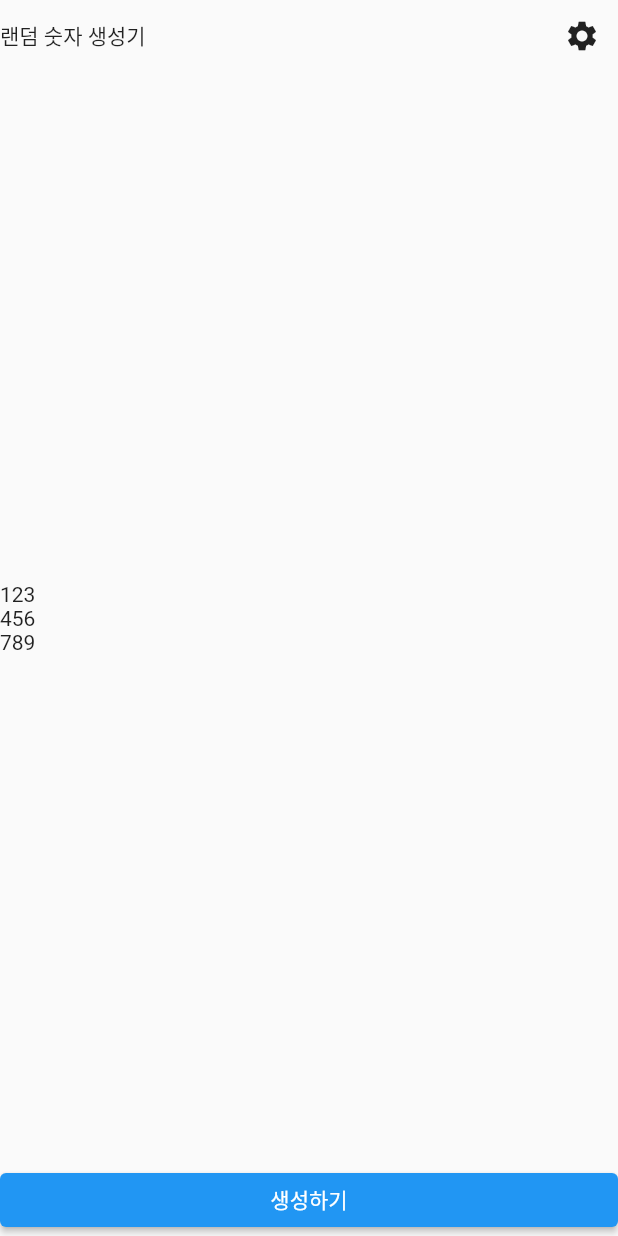
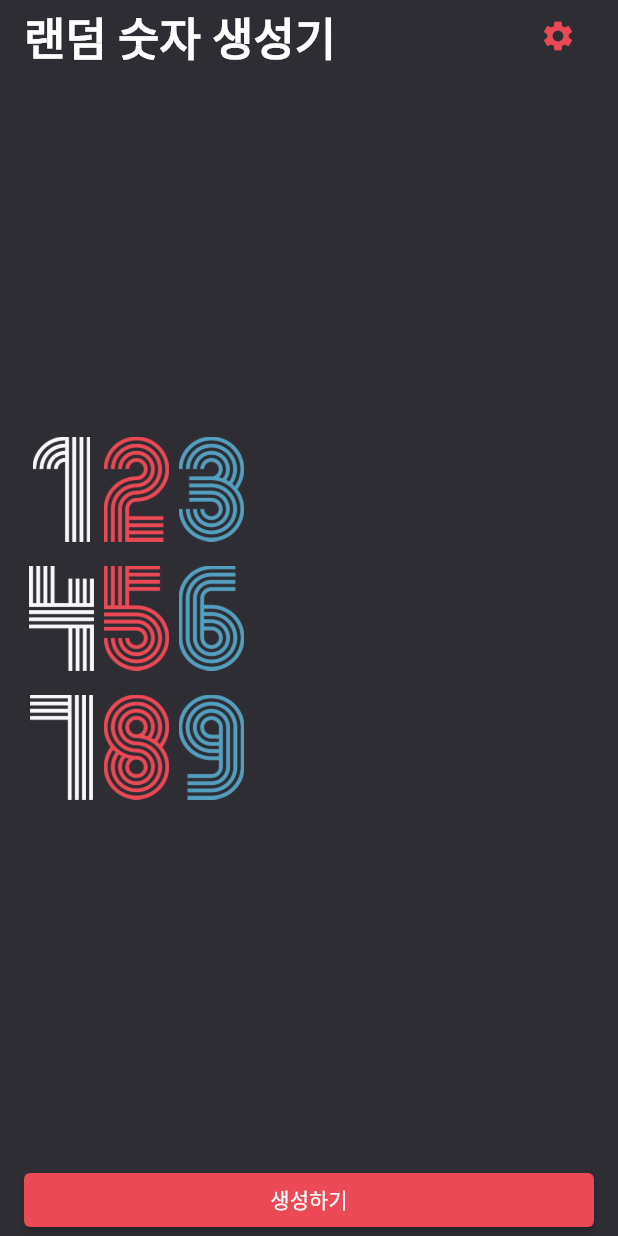
Before and after one commit to codewhite7777/code_factory_flutter_study01, a Flutter app: the screen it shows after launch, on a phone screen of 412 x 824 dp. Run offline on Flutter 3.47's test engine with Material 2 defaults, Android fonts, the phone set to English and light mode, and no system bars; our stand-ins replace webview_flutter.

Commit message:
feat: number image

```diff
--- /dev/null
+++ b/random_number_generator/lib/constant/color.dart
@@ -0,0 +1,5 @@
+import 'package:flutter/material.dart';
+
+const Color PRIMARY_COLOR = Color(0xFF2D2D33);
+const Color RED_COLOR = Color(0xFFEA4955);
+const Color BLUE_COLOR = Color(0xFF549FBF);
--- a/random_number_generator/lib/screen/home_screen.dart
+++ b/random_number_generator/lib/screen/home_screen.dart
@@ -1,4 +1,5 @@
 import 'package:flutter/material.dart';
+import 'package:random_number_generator/constant/color.dart';
 
 class HomeScreen extends StatefulWidget {
   const HomeScreen({Key? key}) : super(key: key);
@@ -8,18 +9,31 @@ class HomeScreen extends StatefulWidget {
 }
 
 class _HomeScreenState extends State<HomeScreen> {
+  List<int> numList = [123, 456, 789];
+
   @override
   Widget build(BuildContext context) {
     return Scaffold(
+      backgroundColor: PRIMARY_COLOR,
       body: SafeArea(
+        child: Padding(
+          padding: const EdgeInsets.symmetric(horizontal: 16.0),
           child: Column(
             crossAxisAlignment: CrossAxisAlignment.start,
             children: [
               Row(
                 mainAxisAlignment: MainAxisAlignment.spaceBetween,
                 children: [
-                const Text('랜덤 숫자 생성기'),
+                  const Text(
+                    '랜덤 숫자 생성기',
+                    style: TextStyle(
+                      color: Colors.white,
+                      fontSize: 30.0,
+                      fontWeight: FontWeight.w700,
+                    ),
+                  ),
                   IconButton(
+                    color: RED_COLOR,
                     onPressed: () {},
                     icon: const Icon(Icons.settings),
                   ),
@@ -28,18 +42,41 @@ class _HomeScreenState extends State<HomeScreen> {
               Expanded(
                 child: Column(
                   mainAxisAlignment: MainAxisAlignment.center,
-                children: [
-                  Text('123'),
-                  Text('456'),
-                  Text('789'),
-                ],
+                  children: numList
+                      .asMap()
+                      .entries
+                      .map(
+                        (entry) => Row(
+                          children: entry.value
+                              .toString()
+                              .split('')
+                              .map(
+                                (x) => Padding(
+                                  padding: EdgeInsets.only(
+                                      bottom: (entry.key == 2) ? 0 : 16.0),
+                                  child: Image.asset(
+                                    'asset/img/$x.png',
+                                    height: 70.0,
+                                    width: 50.0,
+                                  ),
+                                ),
+                              )
+                              .toList(),
+                        ),
+                      )
+                      .toList(),
                 ),
               ),
               Row(
                 children: [
                   Expanded(
                     child: ElevatedButton(
-                    onPressed: () {},
+                      style: ElevatedButton.styleFrom(
+                        backgroundColor: RED_COLOR,
+                      ),
+                      onPressed: () {
+                        debugPrint('click');
+                      },
                       child: const Text('생성하기'),
                     ),
                   ),
@@ -48,6 +85,7 @@ class _HomeScreenState extends State<HomeScreen> {
             ],
           ),
         ),
+      ),
     );
   }
 }
```
Lines whose indentation alone changed are shown as unchanged.
